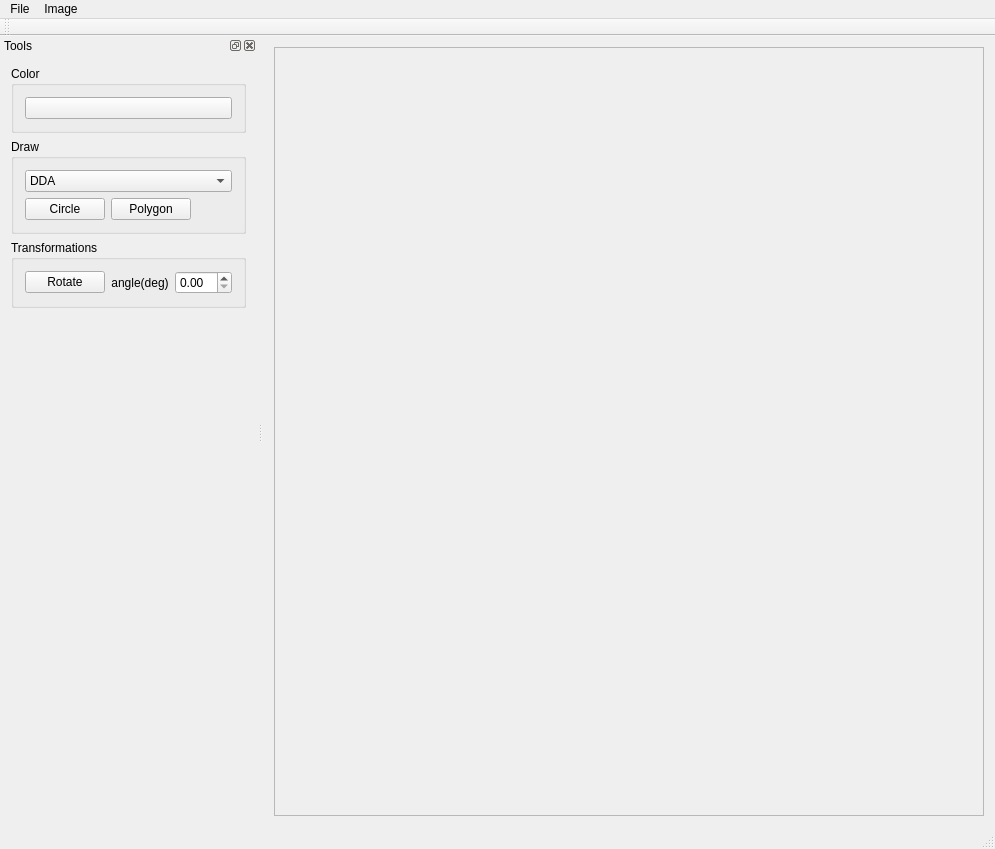
Old version of the form src/ImageViewer.ui in the repository KeepStraigh-T/cviko2-DDA-Bresenham.
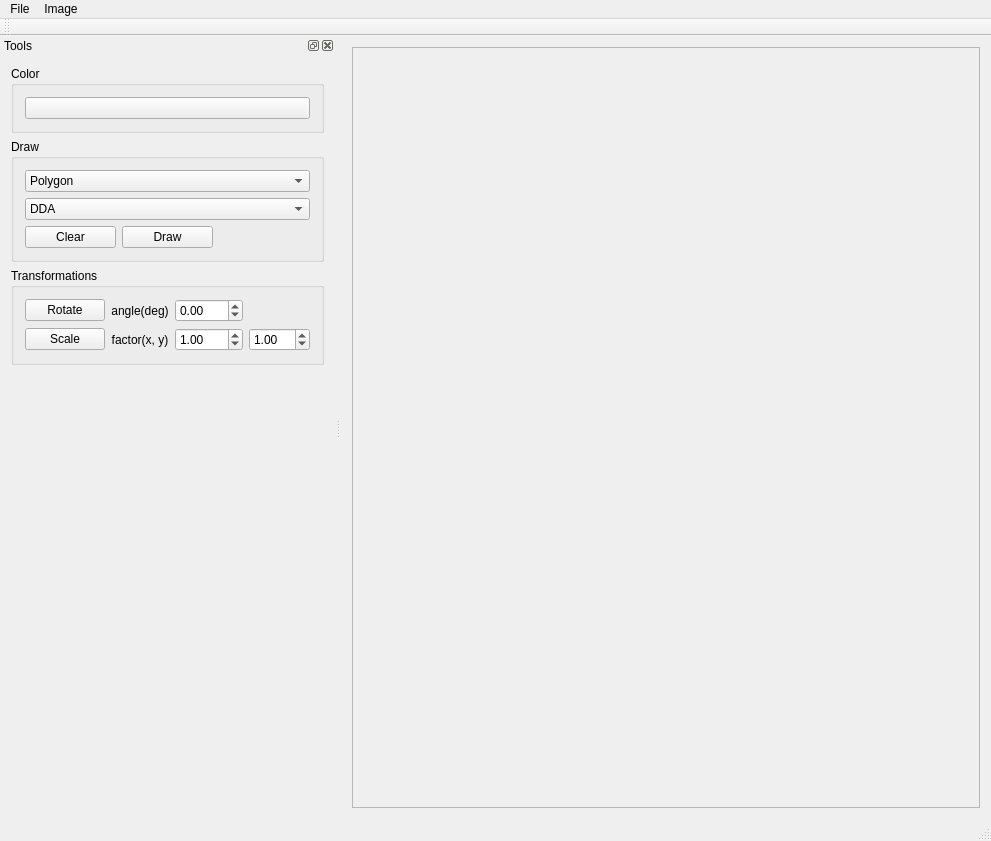
New version of the form.

Patch:
```diff
--- a/src/ImageViewer.ui
+++ b/src/ImageViewer.ui
@@ -6,8 +6,8 @@
    <rect>
     <x>0</x>
     <y>0</y>
-    <width>995</width>
-    <height>849</height>
+    <width>991</width>
+    <height>841</height>
    </rect>
   </property>
   <property name="windowTitle">
@@ -20,6 +20,12 @@
       <property name="enabled">
        <bool>true</bool>
       </property>
+      <property name="sizePolicy">
+       <sizepolicy hsizetype="Expanding" vsizetype="Expanding">
+        <horstretch>255</horstretch>
+        <verstretch>255</verstretch>
+       </sizepolicy>
+      </property>
       <property name="widgetResizable">
        <bool>true</bool>
       </property>
@@ -31,8 +37,8 @@
         <rect>
          <x>0</x>
          <y>0</y>
-         <width>676</width>
-         <height>769</height>
+         <width>643</width>
+         <height>766</height>
         </rect>
        </property>
       </widget>
@@ -45,8 +51,8 @@
     <rect>
      <x>0</x>
      <y>0</y>
-     <width>995</width>
-     <height>21</height>
+     <width>991</width>
+     <height>22</height>
     </rect>
    </property>
    <widget class="QMenu" name="menuFile">
@@ -107,8 +113,35 @@
         <string>Draw</string>
        </property>
        <layout class="QGridLayout" name="gridLayout">
+        <item row="3" column="1">
+         <widget class="QPushButton" name="pushButton">
+          <property name="text">
+           <string>Draw</string>
+          </property>
+         </widget>
+        </item>
         <item row="0" column="0" colspan="3">
+         <widget class="QComboBox" name="comboBoxFigure">
+          <item>
+           <property name="text">
+            <string>Polygon</string>
+           </property>
+          </item>
+          <item>
+           <property name="text">
+            <string>Circle</string>
+           </property>
+          </item>
+         </widget>
+        </item>
+        <item row="1" column="0" colspan="3">
          <widget class="QComboBox" name="comboBoxLineAlg">
+          <property name="editable">
+           <bool>false</bool>
+          </property>
+          <property name="currentText">
+           <string>DDA</string>
+          </property>
           <item>
            <property name="text">
             <string>DDA</string>
@@ -121,26 +154,10 @@
           </item>
          </widget>
         </item>
-        <item row="1" column="0">
-         <widget class="QPushButton" name="toolButtonDrawCircle">
-          <property name="enabled">
-           <bool>true</bool>
-          </property>
+        <item row="3" column="0">
+         <widget class="QPushButton" name="pushButton_2">
           <property name="text">
-           <string>Circle</string>
-          </property>
-          <property name="checkable">
-           <bool>true</bool>
-          </property>
-         </widget>
-        </item>
-        <item row="1" column="1">
-         <widget class="QPushButton" name="toolButtonDrawPolygon">
-          <property name="text">
-           <string>Polygon</string>
-          </property>
-          <property name="checkable">
-           <bool>true</bool>
+           <string>Clear</string>
           </property>
          </widget>
         </item>
@@ -152,15 +169,41 @@
        <property name="title">
         <string>Transformations</string>
        </property>
-       <layout class="QHBoxLayout" name="horizontalLayout">
-        <item>
-         <widget class="QPushButton" name="pushButtonRotate">
+       <layout class="QGridLayout" name="gridLayout_2">
+        <item row="1" column="1">
+         <widget class="QLabel" name="label">
           <property name="text">
-           <string>Rotate</string>
+           <string>factor(x, y)</string>
           </property>
+          <property name="alignment">
+           <set>Qt::AlignmentFlag::AlignCenter</set>
+          </property>
          </widget>
         </item>
-        <item>
+        <item row="1" column="2">
+         <widget class="QDoubleSpinBox" name="xFactorSpinBox">
+          <property name="minimum">
+           <double>-10.000000000000000</double>
+          </property>
+          <property name="maximum">
+           <double>10.000000000000000</double>
+          </property>
+          <property name="singleStep">
+           <double>0.500000000000000</double>
+          </property>
+          <property name="value">
+           <double>1.000000000000000</double>
+          </property>
+         </widget>
+        </item>
+        <item row="1" column="0">
+         <widget class="QPushButton" name="pushButtonScale">
+          <property name="text">
+           <string>Scale</string>
+          </property>
+         </widget>
+        </item>
+        <item row="0" column="1">
          <widget class="QLabel" name="labelAngle">
           <property name="text">
            <string>angle(deg)</string>
@@ -170,8 +213,38 @@
           </property>
          </widget>
         </item>
-        <item>
-         <widget class="QDoubleSpinBox" name="rotateAngleSpinBox"/>
+        <item row="0" column="0">
+         <widget class="QPushButton" name="pushButtonRotate">
+          <property name="text">
+           <string>Rotate</string>
+          </property>
+         </widget>
+        </item>
+        <item row="0" column="2">
+         <widget class="QDoubleSpinBox" name="rotateAngleSpinBox">
+          <property name="minimum">
+           <double>-360.000000000000000</double>
+          </property>
+          <property name="maximum">
+           <double>360.000000000000000</double>
+          </property>
+         </widget>
+        </item>
+        <item row="1" column="3">
+         <widget class="QDoubleSpinBox" name="yFactorSpinBox">
+          <property name="minimum">
+           <double>-10.000000000000000</double>
+          </property>
+          <property name="maximum">
+           <double>10.000000000000000</double>
+          </property>
+          <property name="singleStep">
+           <double>0.500000000000000</double>
+          </property>
+          <property name="value">
+           <double>1.000000000000000</double>
+          </property>
+         </widget>
         </item>
        </layout>
       </widget>
```
